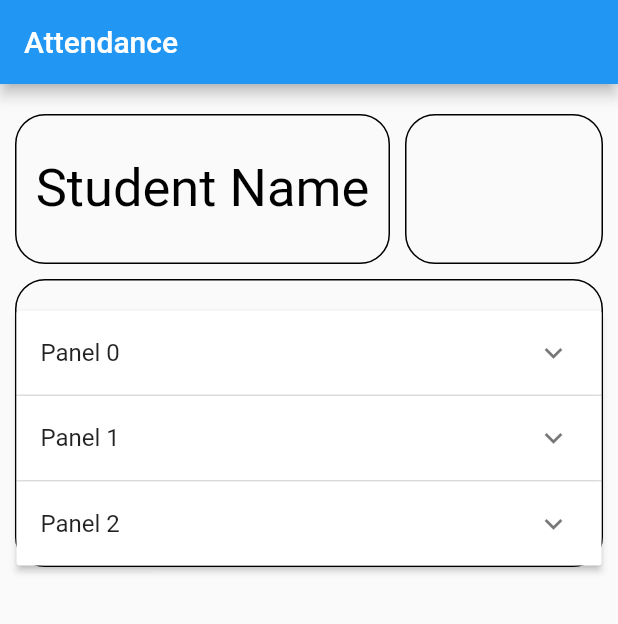
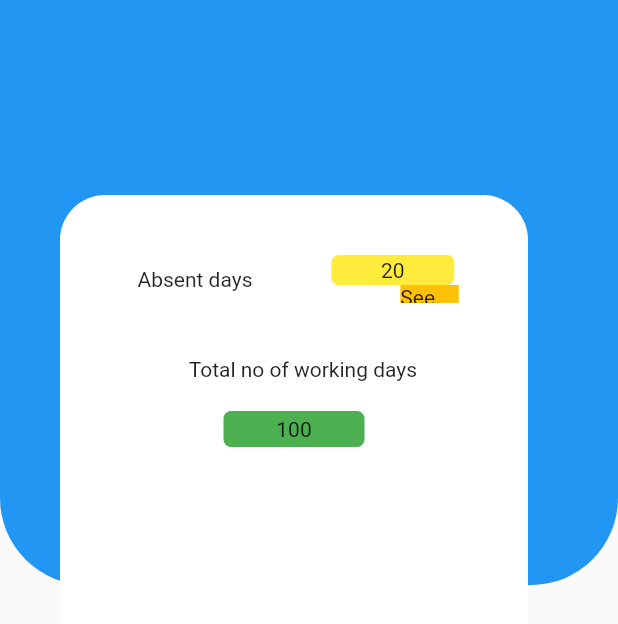
Before and after one commit to cruzmac/StudentApp-1, a Flutter app: the screen it shows after launch, on a phone screen of 412 x 824 dp. Shown: the top 624 px of the screen. Run offline on Flutter 3.47's test engine with Material 2 defaults, Android fonts, the phone set to English and light mode, and no system bars.

Commit message:
Commit 2

```diff
--- a/lib/attendance/attendance.dart
+++ b/lib/attendance/attendance.dart
@@ -9,7 +9,6 @@ class AttendancePage extends StatefulWidget {
 
 class _AttendancePageState extends State<AttendancePage> {
   List<Items> data = generateItems(3);
-  @override
   Widget buildListPanel(){
      return ExpansionPanelList(
       expansionCallback: (int index, bool isExpanded){
@@ -19,7 +18,6 @@ class _AttendancePageState extends State<AttendancePage> {
       },
       children: data.map<ExpansionPanel>((Items items){
         return ExpansionPanel(
-
           headerBuilder: (BuildContext context ,bool isExpanded){
           return ListTile(title: Text(items.headerValue ?? ''),);
         }, body: ListTile(
--- /dev/null
+++ b/lib/attendance/attendance_design.dart
@@ -0,0 +1,104 @@
+import 'package:flutter/material.dart';
+
+class AttendanceDesign extends StatefulWidget {
+  const AttendanceDesign({super.key});
+
+  @override
+  State<AttendanceDesign> createState() => _AttendanceDesignState();
+}
+
+class _AttendanceDesignState extends State<AttendanceDesign> {
+  @override
+  Widget build(BuildContext context) {
+    return Scaffold(
+          body: Column(
+               children: [
+                Stack(
+                  children: [
+                    Container(
+                    decoration: const BoxDecoration(color: Colors.blue,borderRadius: BorderRadius.only(bottomLeft: Radius.circular(58),bottomRight: Radius.circular(58))),
+                    height: 390,
+                  ),
+                  Padding(
+                    padding: const EdgeInsets.only(top: 130,left: 40,right: 40,),
+                    child: Container(
+                      height: 611,
+                      width: 312,
+                      decoration:const  BoxDecoration(
+                        color: Colors.white,
+                       borderRadius: BorderRadius.all(Radius.circular(30)),
+                      ),
+                      child: Column(
+                        children: [
+                            Row(
+                              children: [
+                                Padding(
+                                  padding: const EdgeInsets.only(top: 40,left: 27),
+                                  child: Container(
+                                    alignment: Alignment.center,
+                                    height: 22,
+                                    width: 126,
+                                    color: Colors.white,
+                                    child:const  Text('Absent days'),
+                                  ),
+                                ),
+                                const SizedBox(width: 27.87,),
+                                Column(
+                                  children: [
+                                    Padding(
+                                      padding: const EdgeInsets.only(top: 40,right: 49),
+                                      child: Container(
+                                        decoration:const  BoxDecoration(
+                                          color: Colors.yellow,
+                                          borderRadius: BorderRadius.all(Radius.circular(5))
+                                        ),
+                                        alignment: Alignment.center,
+                                        height: 20,
+                                        width: 82,
+                                        child: const Text('20'),
+                                      ),
+                                    ),
+                                    Padding(
+                                      padding: const EdgeInsets.only(),
+                                      child: Container(
+                                        color: Colors.amber,
+                                        height: 12,
+                                        width: 39,
+                                        child: Text('See more...'),
+                                      ),
+                                    )
+                                  ],
+                                ),
+                              ],
+                            ),
+                            const SizedBox(height: 36,),
+                            Column(
+                              children: [
+                                Padding(padding:const EdgeInsets.only(left: 11.83,) ,child:Container(
+                                  height: 36,
+                                  width: 289.33,
+                                  color: Colors.white,
+                                  alignment: Alignment.topCenter,
+                                  child: const Text('Total no of working days'),
+                                ),),
+                                Padding(
+                                  padding:const EdgeInsets.only(left: 0),
+                                  child: Container(
+                                    decoration: const BoxDecoration(borderRadius: BorderRadius.all(Radius.circular(5)),  color: Colors.green,),
+                                    alignment: Alignment.center,
+                                    height: 24,
+                                    width: 94,
+                                    child: const Text('100'),
+                                  ))
+                              ],
+                            )
+                        ],
+                      ),
+                    ),
+                  )
+               ]),
+               ],
+          ),
+    );
+  }
+}
--- a/lib/main.dart
+++ b/lib/main.dart
@@ -1,5 +1,5 @@
 import 'package:flutter/material.dart';
-import 'package:flutter_application_1/attendance/attendance.dart';
+import 'package:flutter_application_1/attendance/attendance_design.dart';
 
 void main() {
   runApp(const MyApp());
@@ -17,7 +17,7 @@ class MyApp extends StatelessWidget {
       theme: ThemeData(
         primarySwatch: Colors.blue,
       ),
-      home:const AttendancePage(),
+      home:const AttendanceDesign(),
     );
   }
 }
```
Also changed, not shown: lib/attendance/attendance_constants.dart (added).
